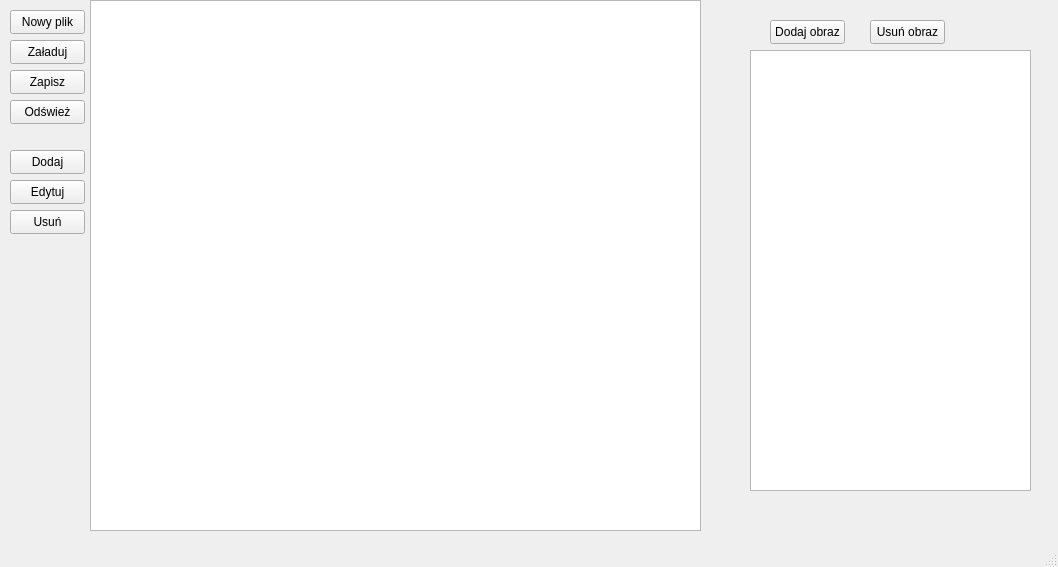
Qt form mainwindow.ui (SwingyMan/LibraryManagerQT) before a commit.
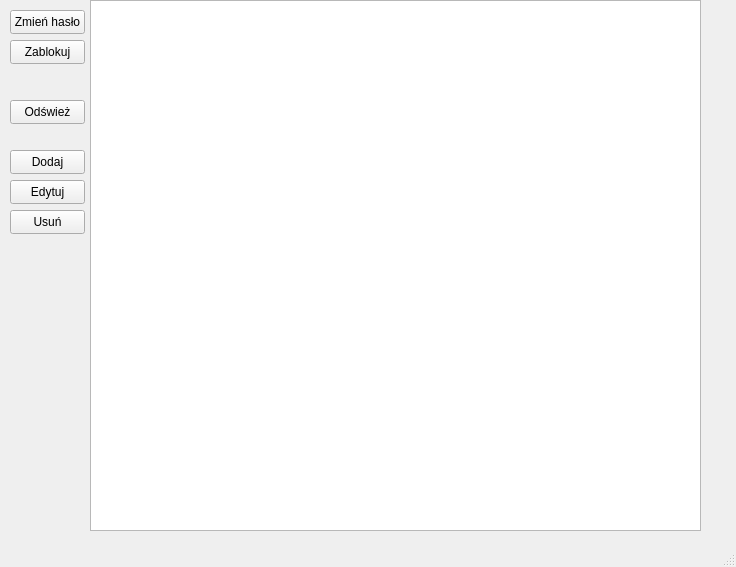
The same form after that commit.

```diff
--- a/mainwindow.ui
+++ b/mainwindow.ui
@@ -6,7 +6,7 @@
    <rect>
     <x>0</x>
     <y>0</y>
-    <width>1058</width>
+    <width>736</width>
     <height>567</height>
    </rect>
   </property>
@@ -39,32 +39,6 @@
      <bool>false</bool>
     </attribute>
    </widget>
-   <widget class="QPushButton" name="pushButton_2">
-    <property name="geometry">
-     <rect>
-      <x>10</x>
-      <y>10</y>
-      <width>75</width>
-      <height>24</height>
-     </rect>
-    </property>
-    <property name="text">
-     <string>Nowy plik</string>
-    </property>
-   </widget>
-   <widget class="QPushButton" name="pushButton_3">
-    <property name="geometry">
-     <rect>
-      <x>10</x>
-      <y>70</y>
-      <width>75</width>
-      <height>24</height>
-     </rect>
-    </property>
-    <property name="text">
-     <string>Zapisz</string>
-    </property>
-   </widget>
    <widget class="QPushButton" name="pushButton_4">
     <property name="geometry">
      <rect>
@@ -91,19 +65,6 @@
      <string>Dodaj</string>
     </property>
    </widget>
-   <widget class="QPushButton" name="pushButton">
-    <property name="geometry">
-     <rect>
-      <x>10</x>
-      <y>40</y>
-      <width>75</width>
-      <height>24</height>
-     </rect>
-    </property>
-    <property name="text">
-     <string>Załaduj</string>
-    </property>
-   </widget>
    <widget class="QPushButton" name="pushButton_8">
     <property name="geometry">
      <rect>
@@ -130,40 +91,30 @@
      <string>Edytuj</string>
     </property>
    </widget>
-   <widget class="QGraphicsView" name="graphicsView">
+   <widget class="QPushButton" name="pushButton">
     <property name="geometry">
      <rect>
-      <x>750</x>
-      <y>50</y>
-      <width>281</width>
-      <height>441</height>
-     </rect>
-    </property>
-   </widget>
-   <widget class="QPushButton" name="pushButton_6">
-    <property name="geometry">
-     <rect>
-      <x>770</x>
-      <y>20</y>
+      <x>10</x>
+      <y>10</y>
       <width>75</width>
       <height>24</height>
      </rect>
     </property>
     <property name="text">
-     <string>Dodaj obraz</string>
+     <string>Zmień hasło</string>
     </property>
    </widget>
-   <widget class="QPushButton" name="pushButton_7">
+   <widget class="QPushButton" name="pushButton_2">
     <property name="geometry">
      <rect>
-      <x>870</x>
-      <y>20</y>
+      <x>10</x>
+      <y>40</y>
       <width>75</width>
       <height>24</height>
      </rect>
     </property>
     <property name="text">
-     <string>Usuń obraz</string>
+     <string>Zablokuj</string>
     </property>
    </widget>
   </widget>
```
Left out of the diff: 2 changed lines with no effect on the pictures.
